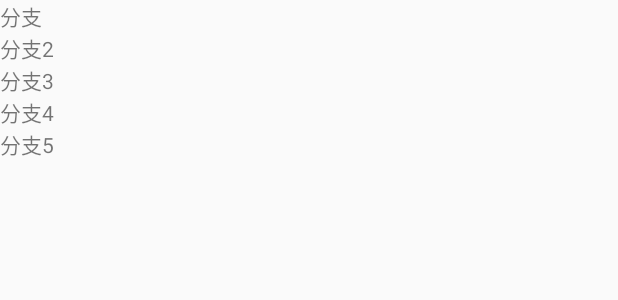
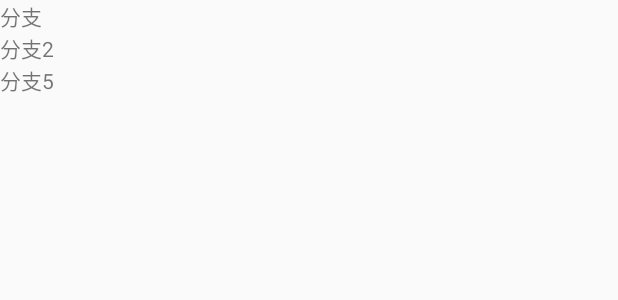
Before and after one commit to d071225/AndroidStudioDemo, an Android app: the layout activity_git.xml on its own in the app's theme, with its tools: preview values and no code run, on a phone screen of 412 x 824 dp. Shown: the top 300 px of the screen. Run offline under Robolectric (Android 15) with nearby library versions, the phone set to English and light mode, and no system bars.

Commit message:
删除分支代码1和2

```diff
--- a/androidfengkuangdemo/src/main/res/layout/activity_git.xml
+++ b/androidfengkuangdemo/src/main/res/layout/activity_git.xml
@@ -13,13 +13,5 @@
     <TextView
         android:layout_width="wrap_content"
         android:layout_height="wrap_content"
-        android:text="分支3"/>
-    <TextView
-        android:layout_width="wrap_content"
-        android:layout_height="wrap_content"
-        android:text="分支4"/>
-    <TextView
-        android:layout_width="wrap_content"
-        android:layout_height="wrap_content"
         android:text="分支5"/>
 </LinearLayout>
```
